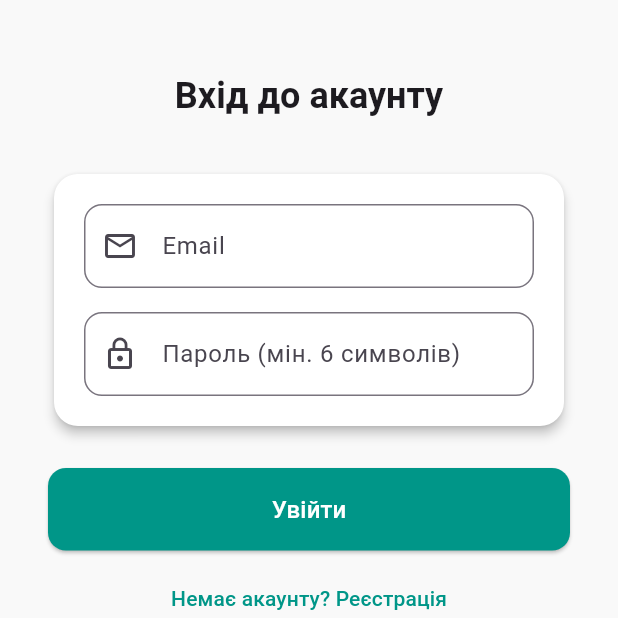
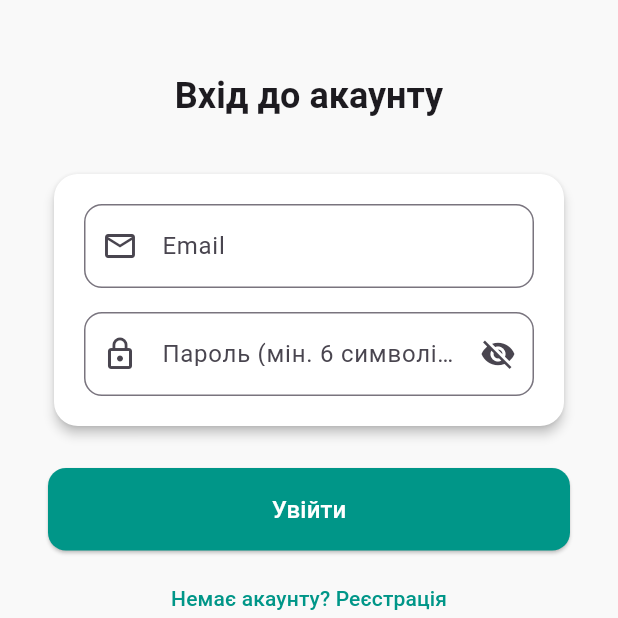
Before and after one commit to freeztyl00/expense_tracker, a Flutter app: the screen it shows after launch, on a phone screen of 412 x 824 dp, the top half of it. Run offline on Flutter 3.47's test engine with Material 3 defaults, Android fonts, the phone set to English and light mode, and no system bars; our stand-ins replace cloud_firestore, firebase_auth, firebase_core, fl_chart, google_sign_in; accounts and stored records are empty.

```diff
--- a/lib/presentation/screens/login_screens.dart
+++ b/lib/presentation/screens/login_screens.dart
@@ -18,6 +18,7 @@ class _LoginScreenState extends State<LoginScreen> {
   final _passwordController = TextEditingController();
   // Режим: вхід чи реєстрація
   bool _isLogin = true;
+  bool _obscurePassword = true;
   String? _error;
 
   @override
@@ -147,10 +148,22 @@ class _LoginScreenState extends State<LoginScreen> {
                     const SizedBox(height: 16),
                     TextField(
                       controller: _passwordController,
-                      obscureText: true,
+                      obscureText: _obscurePassword,
                       decoration: InputDecoration(
                         labelText: 'Пароль (мін. 6 символів)',
                         prefixIcon: const Icon(Icons.lock_outline),
+                        suffixIcon: IconButton(
+                          icon: Icon(
+                            _obscurePassword
+                                ? Icons.visibility_off
+                                : Icons.visibility,
+                          ),
+                          onPressed: () {
+                            setState(() {
+                              _obscurePassword = !_obscurePassword;
+                            });
+                          },
+                        ),
                         border: OutlineInputBorder(
                           borderRadius: BorderRadius.circular(12),
                         ),
```
